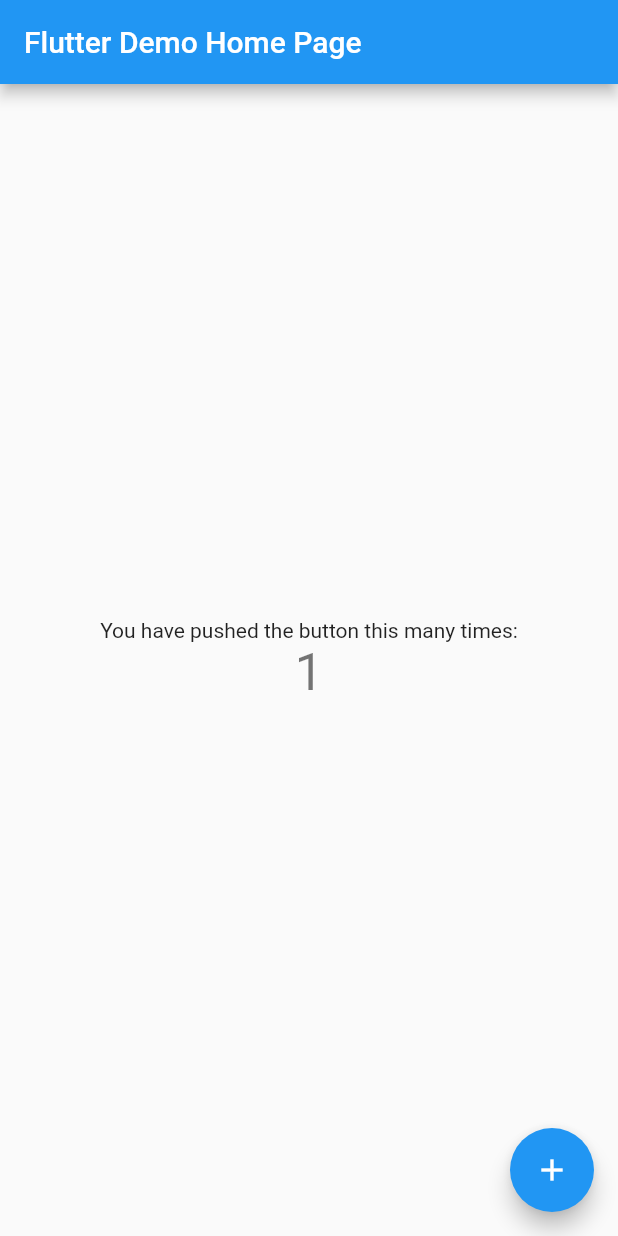
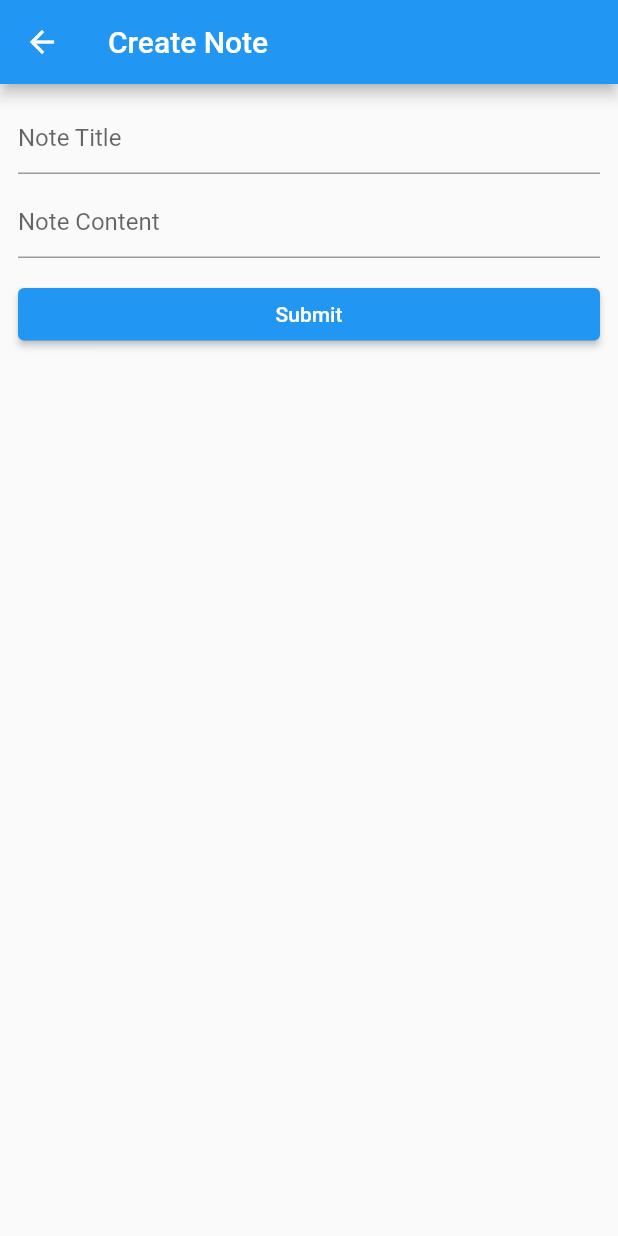
Before and after one commit to lapizjaimejr/rest_api, a Flutter app: the screen it shows after launch, after a tap on the "add" icon, on a phone screen of 412 x 824 dp. Run offline on Flutter 3.47's test engine with Material 2 defaults, Android fonts, the phone set to English and light mode, and no system bars.

Commit message:
created pages and popups

```diff
--- a/lib/main.dart
+++ b/lib/main.dart
@@ -1,4 +1,6 @@
 import 'package:flutter/material.dart';
+
+import 'views/note_list.dart';
 
 void main() {
   runApp(const MyApp());
@@ -7,109 +9,14 @@ void main() {
 class MyApp extends StatelessWidget {
   const MyApp({Key? key}) : super(key: key);
 
-  // This widget is the root of your application.
   @override
   Widget build(BuildContext context) {
     return MaterialApp(
       title: 'Flutter Demo',
       theme: ThemeData(
-        // This is the theme of your application.
-        //
-        // Try running your application with "flutter run". You'll see the
-        // application has a blue toolbar. Then, without quitting the app, try
-        // changing the primarySwatch below to Colors.green and then invoke
-        // "hot reload" (press "r" in the console where you ran "flutter run",
-        // or simply save your changes to "hot reload" in a Flutter IDE).
-        // Notice that the counter didn't reset back to zero; the application
-        // is not restarted.
         primarySwatch: Colors.blue,
       ),
-      home: const MyHomePage(title: 'Flutter Demo Home Page'),
+      home: NoteList(),
     );
   }
 }
-
-class MyHomePage extends StatefulWidget {
-  const MyHomePage({Key? key, required this.title}) : super(key: key);
-
-  // This widget is the home page of your application. It is stateful, meaning
-  // that it has a State object (defined below) that contains fields that affect
-  // how it looks.
-
-  // This class is the configuration for the state. It holds the values (in this
-  // case the title) provided by the parent (in this case the App widget) and
-  // used by the build method of the State. Fields in a Widget subclass are
-  // always marked "final".
-
-  final String title;
-
-  @override
-  State<MyHomePage> createState() => _MyHomePageState();
-}
-
-class _MyHomePageState extends State<MyHomePage> {
-  int _counter = 0;
-
-  void _incrementCounter() {
-    setState(() {
-      // This call to setState tells the Flutter framework that something has
-      // changed in this State, which causes it to rerun the build method below
-      // so that the display can reflect the updated values. If we changed
-      // _counter without calling setState(), then the build method would not be
-      // called again, and so nothing would appear to happen.
-      _counter++;
-    });
-  }
-
-  @override
-  Widget build(BuildContext context) {
-    // This method is rerun every time setState is called, for instance as done
-    // by the _incrementCounter method above.
-    //
-    // The Flutter framework has been optimized to make rerunning build methods
-    // fast, so that you can just rebuild anything that needs updating rather
-    // than having to individually change instances of widgets.
-    return Scaffold(
-      appBar: AppBar(
-        // Here we take the value from the MyHomePage object that was created by
-        // the App.build method, and use it to set our appbar title.
-        title: Text(widget.title),
-      ),
-      body: Center(
-        // Center is a layout widget. It takes a single child and positions it
-        // in the middle of the parent.
-        child: Column(
-          // Column is also a layout widget. It takes a list of children and
-          // arranges them vertically. By default, it sizes itself to fit its
-          // children horizontally, and tries to be as tall as its parent.
-          //
-          // Invoke "debug painting" (press "p" in the console, choose the
-          // "Toggle Debug Paint" action from the Flutter Inspector in Android
-          // Studio, or the "Toggle Debug Paint" command in Visual Studio Code)
-          // to see the wireframe for each widget.
-          //
-          // Column has various properties to control how it sizes itself and
-          // how it positions its children. Here we use mainAxisAlignment to
-          // center the children vertically; the main axis here is the vertical
-          // axis because Columns are vertical (the cross axis would be
-          // horizontal).
-          mainAxisAlignment: MainAxisAlignment.center,
-          children: <Widget>[
-            const Text(
-              'You have pushed the button this many times:',
-            ),
-            Text(
-              '$_counter',
-              style: Theme.of(context).textTheme.headline4,
-            ),
-          ],
-        ),
-      ),
-      floatingActionButton: FloatingActionButton(
-        onPressed: _incrementCounter,
-        tooltip: 'Increment',
-        child: const Icon(Icons.add),
-      ), // This trailing comma makes auto-formatting nicer for build methods.
-    );
-  }
-}
--- /dev/null
+++ b/lib/views/note_list.dart
@@ -0,0 +1,94 @@
+// ignore_for_file: prefer_const_constructors
+
+import 'package:flutter/material.dart';
+
+import '../models/note_for_listing.dart';
+import 'note_delete.dart';
+import 'note_modify.dart';
+
+class NoteList extends StatelessWidget {
+  NoteList({Key? key}) : super(key: key);
+
+  final notes = [
+    NoteForListing(
+      noteID: "1",
+      createDateTime: DateTime.now(),
+      latestEditDateTime: DateTime.now(),
+      noteTitle: "Note 1",
+    ),
+    NoteForListing(
+      noteID: "2",
+      createDateTime: DateTime.now(),
+      latestEditDateTime: DateTime.now(),
+      noteTitle: "Note 2",
+    ),
+    NoteForListing(
+      noteID: "3",
+      createDateTime: DateTime.now(),
+      latestEditDateTime: DateTime.now(),
+      noteTitle: "Note 3",
+    ),
+  ];
+
+  String formatDateTime(DateTime dateTime) {
+    return '${dateTime.day}/${dateTime.month}/${dateTime.year}';
+  }
+
+  @override
+  Widget build(BuildContext context) {
+    return Scaffold(
+      appBar: AppBar(
+        title: Text('List of Notes'),
+      ),
+      floatingActionButton: FloatingActionButton(
+        onPressed: () {
+          Navigator.of(context).push(MaterialPageRoute(
+            builder: (_) => NoteModify(),
+          ));
+        },
+        child: Icon(Icons.add),
+      ),
+      body: ListView.separated(
+        separatorBuilder: (_, __) => Divider(
+          height: 1,
+          color: Colors.green,
+        ),
+        itemBuilder: (_, index) {
+          return Dismissible(
+            key: ValueKey(notes[index].noteID),
+            direction: DismissDirection.startToEnd,
+            onDismissed: (direction) {},
+            confirmDismiss: (direction) async {
+              final result = await showDialog(
+                context: context,
+                builder: (_) => NoteDelete(),
+              );
+              return result;
+            },
+            background: Container(
+              color: Colors.red,
+              padding: EdgeInsets.only(left: 20),
+              child: Align(
+                child: Icon(Icons.delete, color: Colors.white),
+                alignment: Alignment.centerLeft,
+              ),
+            ),
+            child: ListTile(
+              title: Text(
+                notes[index].noteTitle!,
+                style: TextStyle(color: Theme.of(context).primaryColor),
+              ),
+              subtitle: Text(
+                  'Last edited on ${formatDateTime(notes[index].latestEditDateTime!)}'),
+              onTap: () {
+                Navigator.of(context).push(MaterialPageRoute(
+                    builder: (_) => NoteModify(noteID: notes[index].noteID)));
+              },
+            ),
+          );
+        },
+        itemCount: notes.length,
+      ),
+    );
+  }
+}
--- /dev/null
+++ b/lib/views/note_modify.dart
@@ -0,0 +1,53 @@
+import 'package:flutter/material.dart';
+
+class NoteModify extends StatelessWidget {
+  final String? noteID;
+  bool get isEditing => noteID != null;
+
+  const NoteModify({Key? key, this.noteID}) : super(key: key);
+
+  @override
+  Widget build(BuildContext context) {
+    return Scaffold(
+      appBar: AppBar(
+        title: Text(!isEditing ? 'Create Note' : 'Edit Note'),
+      ),
+      body: Padding(
+        padding: const EdgeInsets.all(12.0),
+        child: Column(
+          children: <Widget>[
+            TextField(
+              decoration: InputDecoration(hintText: 'Note Title'),
+            ),
+            SizedBox(
+              height: 8,
+            ),
+            TextField(
+              decoration: InputDecoration(hintText: 'Note Content'),
+            ),
+            SizedBox(
+              height: 20,
+            ),
+            SizedBox(
+              width: double.infinity,
+              height: 35,
+              child: ElevatedButton(
+                  onPressed: () {
+                    if (isEditing) {
+                      //update
+                    } else {
+                      //create
+                    }
+                    Navigator.of(context).pop();
+                  },
+                  child: Text('Submit'),
+                  style: ElevatedButton.styleFrom(
+                    primary: Theme.of(context).primaryColor,
+                  )),
+            ),
+          ],
+        ),
+      ),
+    );
+  }
+}
```
Also changed, not shown: lib/models/note_for_listing.dart (added, +12 -0 lines), lib/views/note_delete.dart (added, +27 -0 lines).
